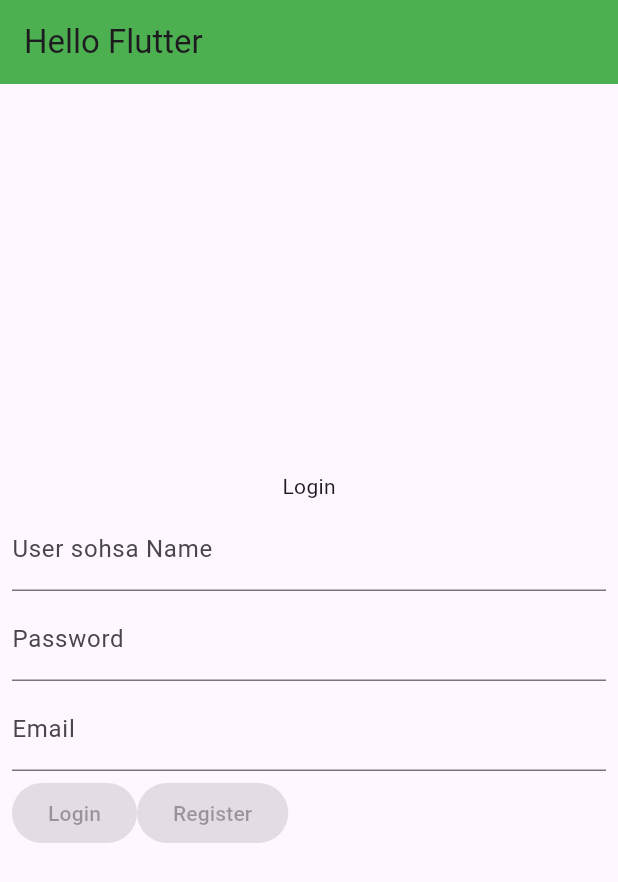
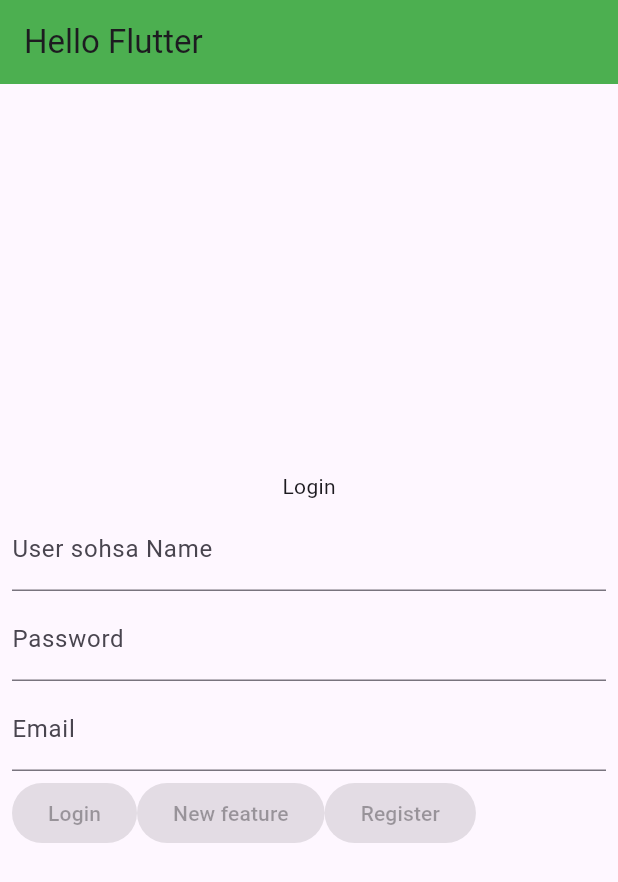
Before and after one commit to CF-0918/p2_vc, a Flutter app: the screen it shows after launch, on a phone screen of 412 x 824 dp. Shown: the top 882 px of the screen. Run offline on Flutter 3.47's test engine with Material 3 defaults, Android fonts, the light colour scheme and no system bars.

Commit message:
new feature

```diff
--- a/lib/main.dart
+++ b/lib/main.dart
@@ -51,7 +51,11 @@
                     child: Text("Login"),
 
                   ),
+                  ElevatedButton(
+                    onPressed: null,
+                    child: Text("New feature"),
 
+                  ),
                   ElevatedButton(
                     onPressed: null,
                     child: Text("Register"),
```
